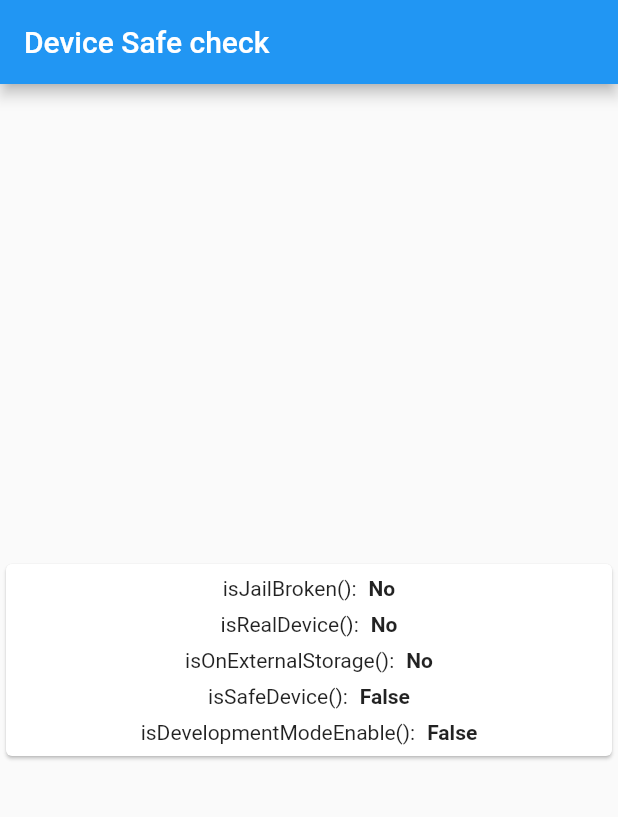
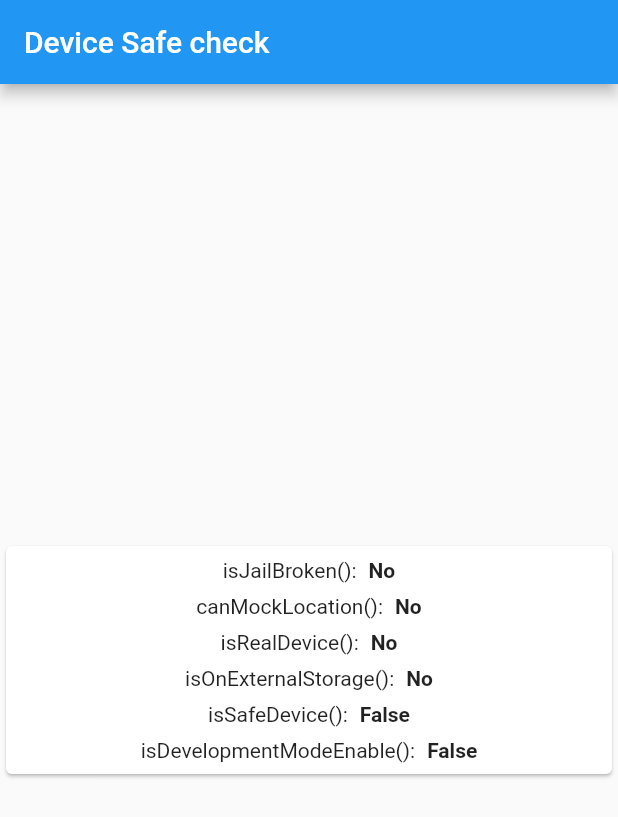
Before and after one commit to ufukhawk/safe_device, a Flutter app: the screen it shows after launch, on a phone screen of 412 x 824 dp. Shown: the top 817 px of the screen. Run offline on Flutter 3.47's test engine with Material 2 defaults, Android fonts, the light colour scheme and no system bars; missing offline and left inert: location_permissions, trust_location.

Commit message:
Revert "Removing trust_location library because it freezes background_locator_2 library"
This reverts commit c48a299f14192a8ba303092b197766238f239f98.

```diff
--- a/example/lib/home.dart
+++ b/example/lib/home.dart
@@ -8,7 +8,7 @@ class Home extends StatefulWidget {
 
 class _HomeState extends State<Home> {
   bool isJailBroken = false;
-  //bool canMockLocation = false;
+  bool canMockLocation = false;
   bool isRealDevice = true;
   bool isOnExternalStorage = false;
   bool isSafeDevice = false;
@@ -31,7 +31,7 @@ class _HomeState extends State<Home> {
     // Platform messages may fail, so we use a try/catch PlatformException.ßß
     try {
       isJailBroken = await SafeDevice.isJailBroken;
-      //canMockLocation = await SafeDevice.canMockLocation;
+      canMockLocation = await SafeDevice.canMockLocation;
       isRealDevice = await SafeDevice.isRealDevice;
       isOnExternalStorage = await SafeDevice.isOnExternalStorage;
       isSafeDevice = await SafeDevice.isSafeDevice;
@@ -41,7 +41,7 @@ class _HomeState extends State<Home> {
 
     setState(() {
       isJailBroken = isJailBroken;
-      //canMockLocation = canMockLocation;
+      canMockLocation = canMockLocation;
       isRealDevice = isRealDevice;
       isOnExternalStorage = isOnExternalStorage;
       isSafeDevice = isSafeDevice;
@@ -71,22 +71,22 @@ class _HomeState extends State<Home> {
                   ),
                 ],
               ),
-              // SizedBox(
-              //   height: 8,
-              // ),
-              // Row(
-              //   mainAxisAlignment: MainAxisAlignment.center,
-              //   children: <Widget>[
-              //     Text('canMockLocation():'),
-              //     SizedBox(
-              //       width: 8,
-              //     ),
-              //     Text(
-              //       '${canMockLocation ? "Yes" : "No"}',
-              //       style: TextStyle(fontWeight: FontWeight.w600),
-              //     ),
-              //   ],
-              // ),
+              SizedBox(
+                height: 8,
+              ),
+              Row(
+                mainAxisAlignment: MainAxisAlignment.center,
+                children: <Widget>[
+                  Text('canMockLocation():'),
+                  SizedBox(
+                    width: 8,
+                  ),
+                  Text(
+                    '${canMockLocation ? "Yes" : "No"}',
+                    style: TextStyle(fontWeight: FontWeight.w600),
+                  ),
+                ],
+              ),
               SizedBox(
                 height: 8,
               ),
--- a/example/lib/main.dart
+++ b/example/lib/main.dart
@@ -1,5 +1,5 @@
 import 'package:flutter/material.dart';
-// import 'package:location_permissions/location_permissions.dart';
+import 'package:location_permissions/location_permissions.dart';
 import 'package:safe_device/safe_device.dart';
 
 void main() => runApp(MyApp());
@@ -11,7 +11,7 @@ class MyApp extends StatefulWidget {
 
 class _MyAppState extends State<MyApp> {
   bool isJailBroken = false;
-  //bool canMockLocation = false;
+  bool canMockLocation = false;
   bool isRealDevice = true;
   bool isOnExternalStorage = false;
   bool isSafeDevice = false;
@@ -23,11 +23,11 @@ class _MyAppState extends State<MyApp> {
   }
 
   Future<void> initPlatformState() async {
-    //await LocationPermissions().requestPermissions();
+    await LocationPermissions().requestPermissions();
     if (!mounted) return;
     try {
       isJailBroken = await SafeDevice.isJailBroken;
-      //canMockLocation = await SafeDevice.canMockLocation;
+      canMockLocation = await SafeDevice.canMockLocation;
       isRealDevice = await SafeDevice.isRealDevice;
       isOnExternalStorage = await SafeDevice.isOnExternalStorage;
       isSafeDevice = await SafeDevice.isSafeDevice;
@@ -38,7 +38,7 @@ class _MyAppState extends State<MyApp> {
 
     setState(() {
       isJailBroken = isJailBroken;
-      //canMockLocation = canMockLocation;
+      canMockLocation = canMockLocation;
       isRealDevice = isRealDevice;
       isOnExternalStorage = isOnExternalStorage;
       isSafeDevice = isSafeDevice;
@@ -74,22 +74,22 @@ class _MyAppState extends State<MyApp> {
                       ),
                     ],
                   ),
-                  // SizedBox(
-                  //   height: 8,
-                  // ),
-                  // Row(
-                  //   mainAxisAlignment: MainAxisAlignment.center,
-                  //   children: <Widget>[
-                  //     Text('canMockLocation():'),
-                  //     SizedBox(
-                  //       width: 8,
-                  //     ),
-                  //     Text(
-                  //       '${canMockLocation ? "Yes" : "No"}',
-                  //       style: TextStyle(fontWeight: FontWeight.w600),
-                  //     ),
-                  //   ],
-                  // ),
+                  SizedBox(
+                    height: 8,
+                  ),
+                  Row(
+                    mainAxisAlignment: MainAxisAlignment.center,
+                    children: <Widget>[
+                      Text('canMockLocation():'),
+                      SizedBox(
+                        width: 8,
+                      ),
+                      Text(
+                        '${canMockLocation ? "Yes" : "No"}',
+                        style: TextStyle(fontWeight: FontWeight.w600),
+                      ),
+                    ],
+                  ),
                   SizedBox(
                     height: 8,
                   ),
--- a/lib/safe_device.dart
+++ b/lib/safe_device.dart
@@ -2,7 +2,7 @@ import 'dart:async';
 import 'dart:io';
 
 import 'package:flutter/services.dart';
-// import 'package:trust_location/trust_location.dart';
+import 'package:trust_location/trust_location.dart';
 
 class SafeDevice {
   static const MethodChannel _channel = const MethodChannel('safe_device');
@@ -14,13 +14,13 @@ class SafeDevice {
   }
 
   //Can this device mock location - no need to root!
-  // static Future<bool> get canMockLocation async {
-  //   if (Platform.isAndroid) {
-  //     return await TrustLocation.isMockLocation;
-  //   } else {
-  //     return !await isRealDevice || await isJailBroken;
-  //   }
-  // }
+  static Future<bool> get canMockLocation async {
+    if (Platform.isAndroid) {
+      return await TrustLocation.isMockLocation;
+    } else {
+      return !await isRealDevice || await isJailBroken;
+    }
+  }
 
   // Checks whether device is real or emulator
   static Future<bool> get isRealDevice async {
@@ -39,18 +39,18 @@ class SafeDevice {
   static Future<bool> get isSafeDevice async {
     final bool isJailBroken = await _channel.invokeMethod('isJailBroken');
     final bool isRealDevice = await _channel.invokeMethod('isRealDevice');
-    //final bool canMockLocation = await SafeDevice.canMockLocation;
+    final bool canMockLocation = await SafeDevice.canMockLocation;
     if (Platform.isAndroid) {
       final bool isOnExternalStorage =
           await _channel.invokeMethod('isOnExternalStorage');
       return isJailBroken ||
-              //canMockLocation ||
+              canMockLocation ||
               !isRealDevice ||
               isOnExternalStorage == true
           ? false
           : true;
     } else {
-      return isJailBroken || !isRealDevice; //|| canMockLocation;
+      return isJailBroken || !isRealDevice || canMockLocation;
     }
   }
 
--- a/pubspec.yaml
+++ b/pubspec.yaml
@@ -10,7 +10,7 @@ environment:
 dependencies:
   flutter:
     sdk: flutter
-#  trust_location : ^2.0.13 #for mock location (for now)
+  trust_location : ^2.0.13 #for mock location (for now)
 
 dev_dependencies:
   flutter_test:
```
Also changed, not shown: example/pubspec.lock, pubspec.lock.
